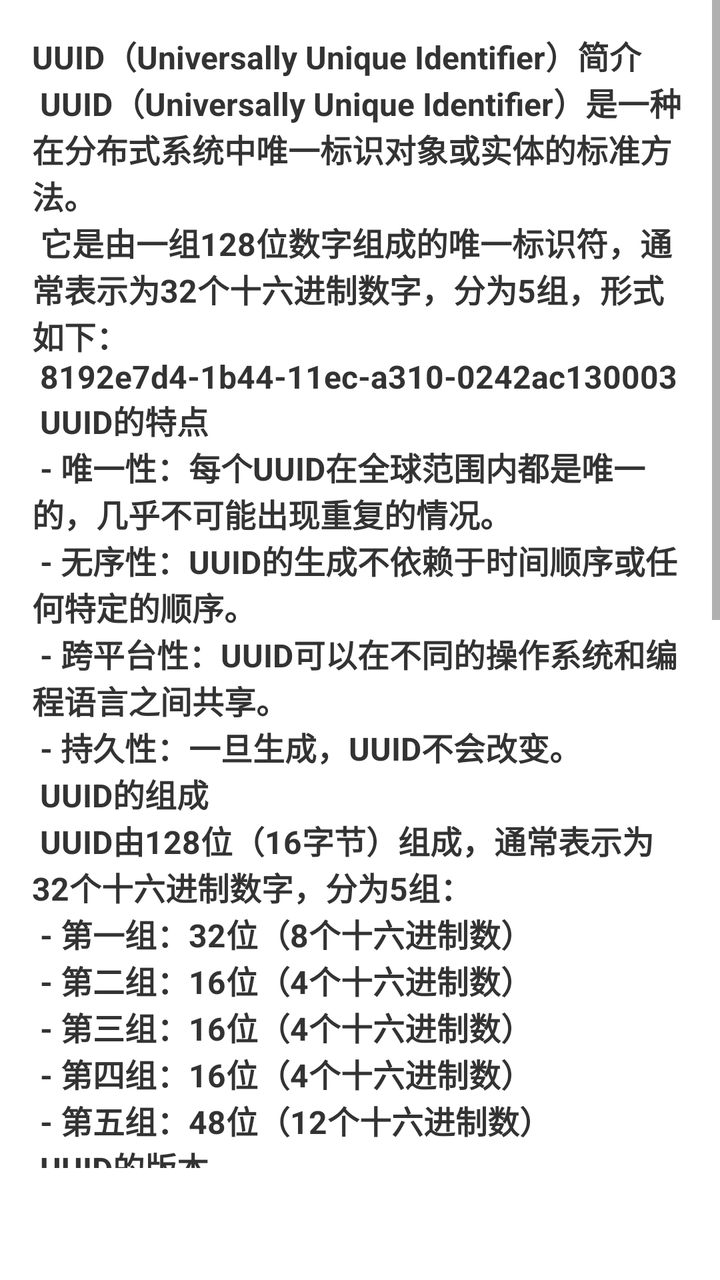
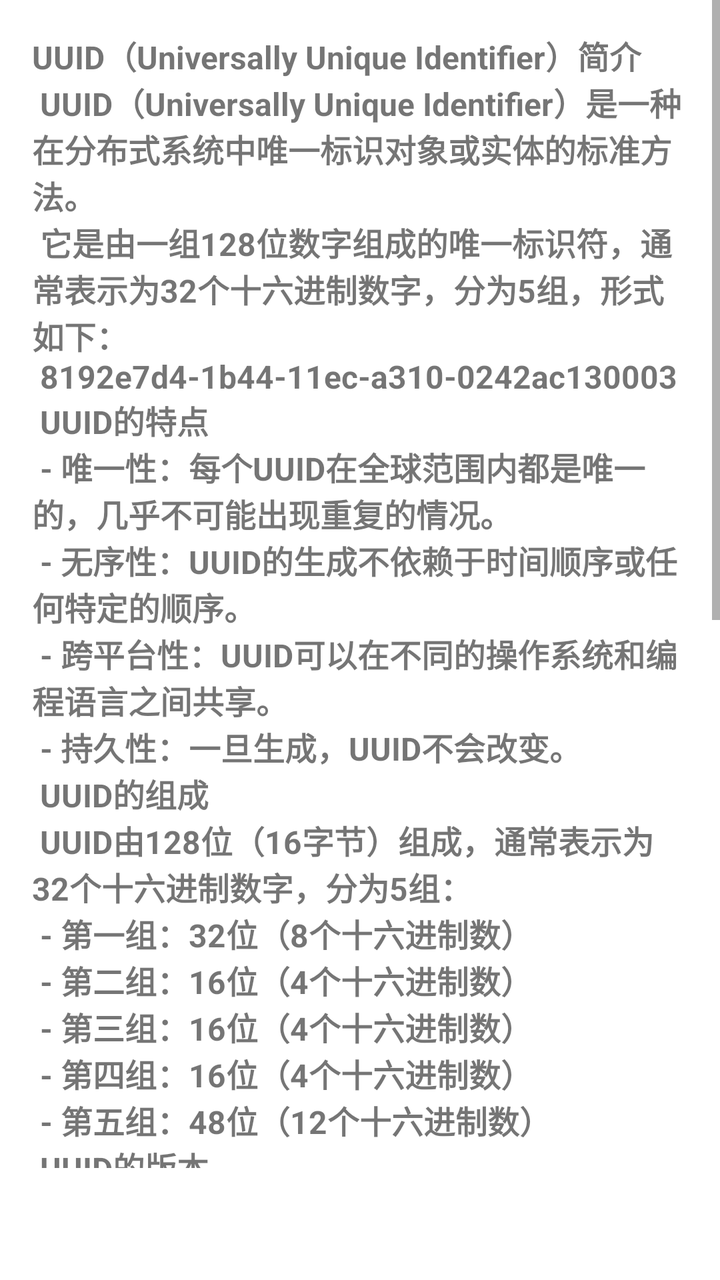

The first picture is an Android layout as it rendered before a commit; the second is the same layout after the commit. The layout source and the unified diff follow.
<!-- AndroidManifest.xml: application theme Theme.UuidGenerator -->
<!-- res/layout/fragment_about.xml -->
<?xml version="1.0" encoding="utf-8"?>
<ScrollView
    xmlns:android="http://schemas.android.com/apk/res/android"
    android:layout_width="match_parent"
    android:layout_height="match_parent"
    android:fillViewport="true"
    android:paddingBottom="?attr/actionBarSize">
    <LinearLayout
        android:layout_width="match_parent"
        android:layout_height="wrap_content"
        android:orientation="vertical"
        android:padding="16dp">

        <TextView
            android:id="@+id/textView"
            android:layout_width="match_parent"
            android:layout_height="wrap_content"
            android:textSize="16sp"
            android:textStyle="bold"
            android:textColor="#333"
            android:text="@string/uuid_intro_text" />
    </LinearLayout>
</ScrollView>
<!-- resources referenced by this layout -->
<resources>
  <string name="uuid_intro_text">
          UUID（Universally Unique Identifier）简介\n
          UUID（Universally Unique Identifier）是一种在分布式系统中唯一标识对象或实体的标准方法。\n
          它是由一组128位数字组成的唯一标识符，通常表示为32个十六进制数字，分为5组，形式如下：\n
          8192e7d4-1b44-11ec-a310-0242ac130003\n
          UUID的特点\n
          - 唯一性：每个UUID在全球范围内都是唯一的，几乎不可能出现重复的情况。\n
          - 无序性：UUID的生成不依赖于时间顺序或任何特定的顺序。\n
          - 跨平台性：UUID可以在不同的操作系统和编程语言之间共享。\n
          - 持久性：一旦生成，UUID不会改变。\n
          UUID的组成\n
          UUID由128位（16字节）组成，通常表示为32个十六进制数字，分为5组：\n
          - 第一组：32位（8个十六进制数）\n
          - 第二组：16位（4个十六进制数）\n
          - 第三组：16位（4个十六进制数）\n
          - 第四组：16位（4个十六进制数）\n
          - 第五组：48位（12个十六进制数）\n
          UUID的版本\n
          UUID有多种版本，常见的版本包括：\n
          - Version 1：基于时间戳和MAC地址，格式为 {time_low}-{time_mid}-{time_hi_and_version}-{clock_seq_hi_and_reserved}{clock_seq_low}-{node}\n
          - Version 3：基于名称和命名空间，使用MD5哈希算法。\n
          - Version 4：基于随机数生成，是最常用的版本之一。\n
          - Version 5：基于名称和命名空间，使用SHA-1哈希算法。\n
          UUID的应用场景\n
          1. 数据库记录：作为表中的唯一标识符。\n
          2. 分布式系统：在分布式环境中唯一标识实体。\n
          3. 文件系统：作为文件或目录的唯一标识符。\n
          4. 网络通信：在网络通信中唯一标识消息或会话。\n
          5. 软件开发：在多线程或多进程环境中生成唯一标识符。\n
           总结\n
          UUID是一种广泛使用的唯一标识符标准，具有高度的唯一性和跨平台性。\n
          在各种应用场景中，UUID能够有效地解决唯一标识的问题，确保数据的一致性和可靠性。\n
      </string>
  <style name="Theme.UuidGenerator" parent="Theme.MaterialComponents.DayNight.DarkActionBar">
          
          <item name="colorPrimary">@color/purple_500</item>
          <item name="colorPrimaryVariant">@color/purple_700</item>
          <item name="colorOnPrimary">@color/white</item>
          
          <item name="colorSecondary">@color/teal_200</item>
          <item name="colorSecondaryVariant">@color/teal_700</item>
          <item name="colorOnSecondary">@color/black</item>
          
          <item name="android:statusBarColor">?attr/colorPrimaryVariant</item>
          
      </style>
  <color name="purple_500">#4CAF50</color>
  <color name="purple_700">#8BC34A</color>
  <color name="white">#FFFFFFFF</color>
  <color name="teal_200">#FF03DAC5</color>
  <color name="teal_700">#FF018786</color>
  <color name="black">#FF000000</color>
</resources>

<!-- the commit's change to res/layout/fragment_about.xml (unified diff, before → after) -->
@@ -17,7 +17,7 @@
             android:layout_height="wrap_content"
             android:textSize="16sp"
             android:textStyle="bold"
-            android:textColor="#333"
+
             android:text="@string/uuid_intro_text" />
     </LinearLayout>
 </ScrollView>
